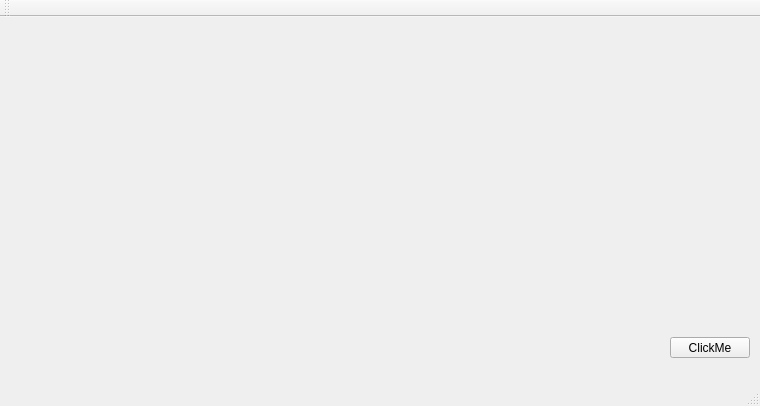
First picture: the form in Threads/threads.ui, repository AaronCedillo/Software, before the edit.
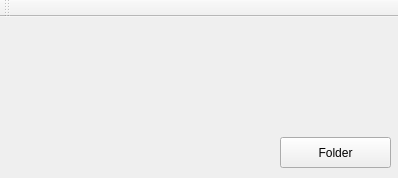
Second picture: the form after the edit. Icons and pictures are not drawn.

Commit message: Add Icon to Button Folder

Patch:
```diff
--- a/Threads/threads.ui
+++ b/Threads/threads.ui
@@ -6,8 +6,8 @@
    <rect>
     <x>0</x>
     <y>0</y>
-    <width>760</width>
-    <height>406</height>
+    <width>398</width>
+    <height>178</height>
    </rect>
   </property>
   <property name="windowTitle">
@@ -17,14 +17,17 @@
    <widget class="QPushButton" name="Open">
     <property name="geometry">
      <rect>
-      <x>670</x>
-      <y>320</y>
-      <width>80</width>
-      <height>21</height>
+      <x>280</x>
+      <y>120</y>
+      <width>111</width>
+      <height>31</height>
      </rect>
     </property>
     <property name="text">
-     <string>ClickMe</string>
+     <string>Folder</string>
+    </property>
+    <property name="icon">
+     <iconset theme=":/iconfinder_folder_299060.ico"/>
     </property>
    </widget>
   </widget>
@@ -46,7 +49,6 @@
     <bool>false</bool>
    </attribute>
   </widget>
-  <widget class="QStatusBar" name="statusBar"/>
  </widget>
  <layoutdefault spacing="6" margin="11"/>
  <resources/>
```
Left out of the diff: 2 changed lines with no effect on the pictures. The commit also changes 4 other files.
